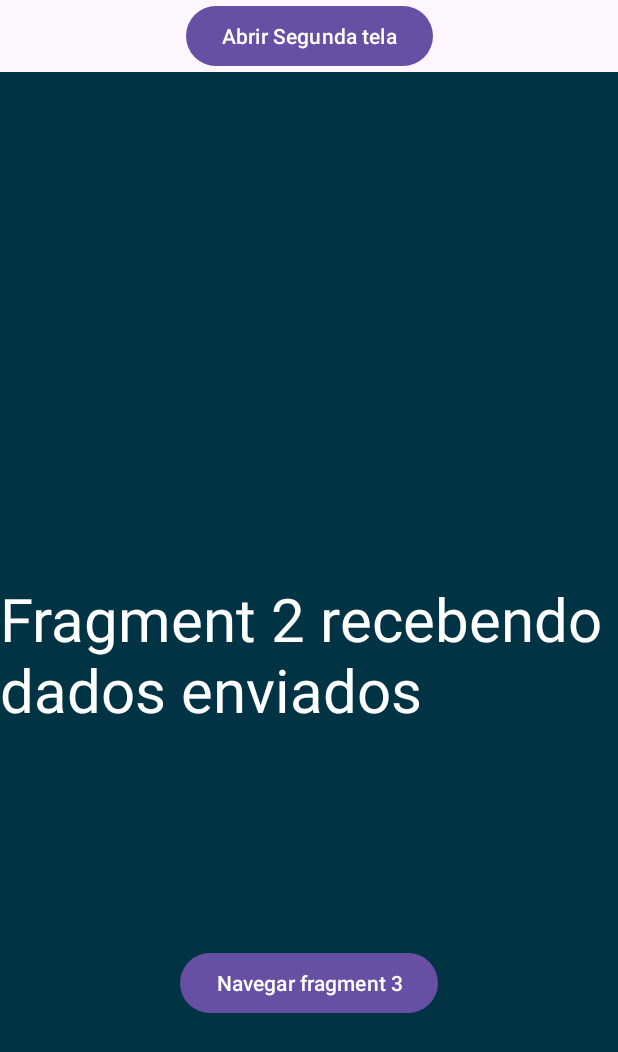
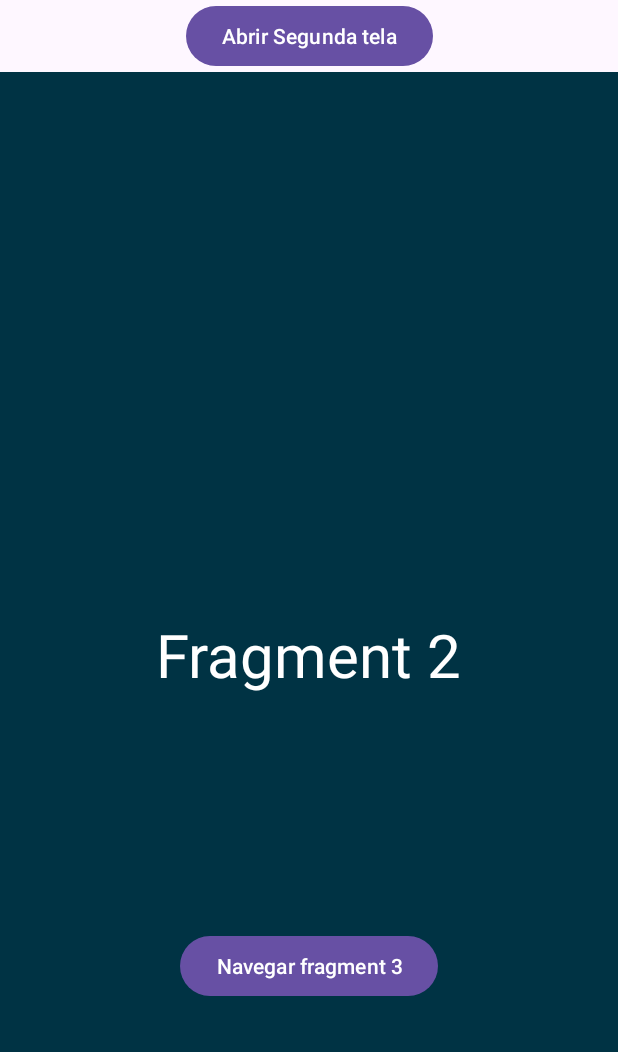
Before and after one commit to reis756/NavigationExample, an Android app: the screen it shows after launch (MainActivity), after a tap on "Navegar fragment 2", on a phone screen of 412 x 824 dp. Shown: the top 1052 px of the screen. Run offline under Robolectric (Android 15) with nearby library versions, the phone set to English and light mode, and no system bars.

Commit message:
mudança de texto

```diff
--- a/app/src/main/java/com/example/navigationexample/FirstFragment.kt
+++ b/app/src/main/java/com/example/navigationexample/FirstFragment.kt
@@ -27,7 +27,7 @@ class FirstFragment : Fragment() {
             findNavController().navigate(
                 R.id.action_firstFragment_to_secondFragment,
                 Bundle().apply {
-                    putString("EXTRA", "Fragment 2 recebendo dados enviados")
+                    putString("EXTRA", "Fragment 2")
                 }
 
             )
```
